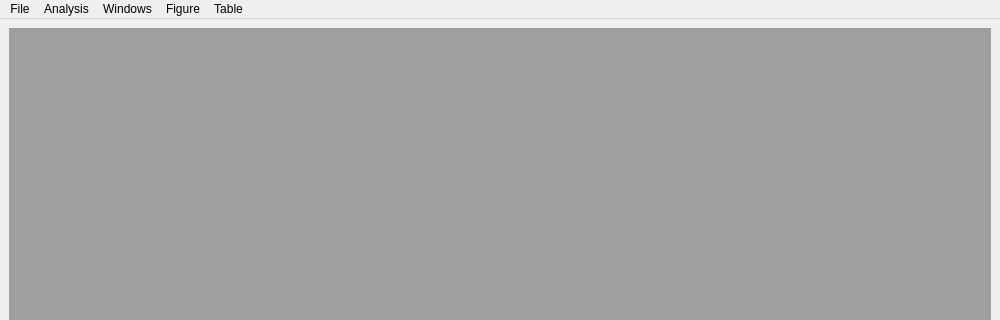
First picture: the form in hyde/user_interface/main/main.ui, repository spielman-group/hyde, before the edit; both pictures show x 0 to 1000 and y 0 to 320 of the 1000 by 800 pixel window.
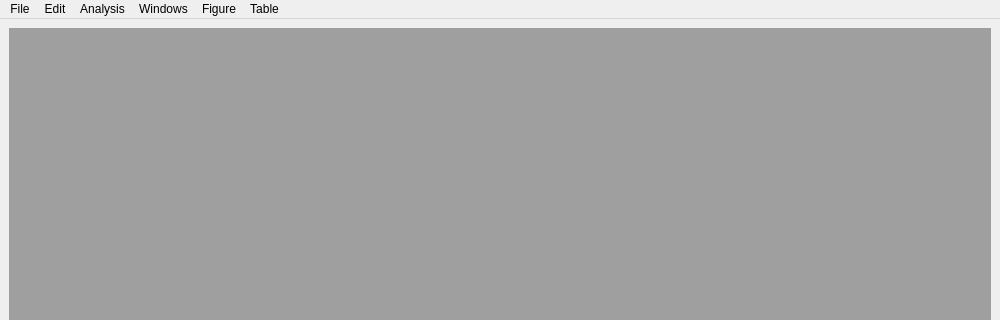
Second picture: the form after the edit.

Commit message: Add the Edit menu with Copy and its shortcut (Slice 3)

What changed in the file:
```diff
--- a/hyde/user_interface/main/main.ui
+++ b/hyde/user_interface/main/main.ui
@@ -34,6 +34,11 @@
      <string>File</string>
     </property>
    </widget>
+   <widget class="QMenu" name="menuEdit">
+    <property name="title">
+     <string>Edit</string>
+    </property>
+   </widget>
    <widget class="QMenu" name="menuAnalysis">
     <property name="title">
      <string>Analysis</string>
@@ -55,6 +60,7 @@
     </property>
    </widget>
    <addaction name="menuFile"/>
+   <addaction name="menuEdit"/>
    <addaction name="menuAnalysis"/>
    <addaction name="menuWindow"/>
    <addaction name="menuFigure"/>
```
The commit also changes 9 other files.
